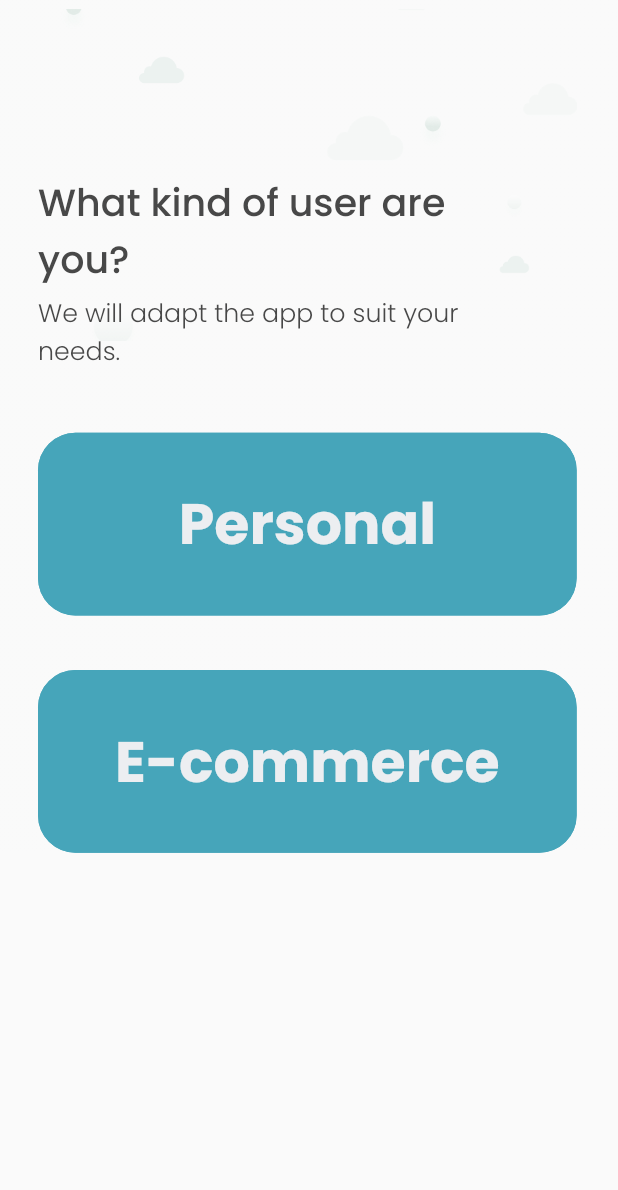
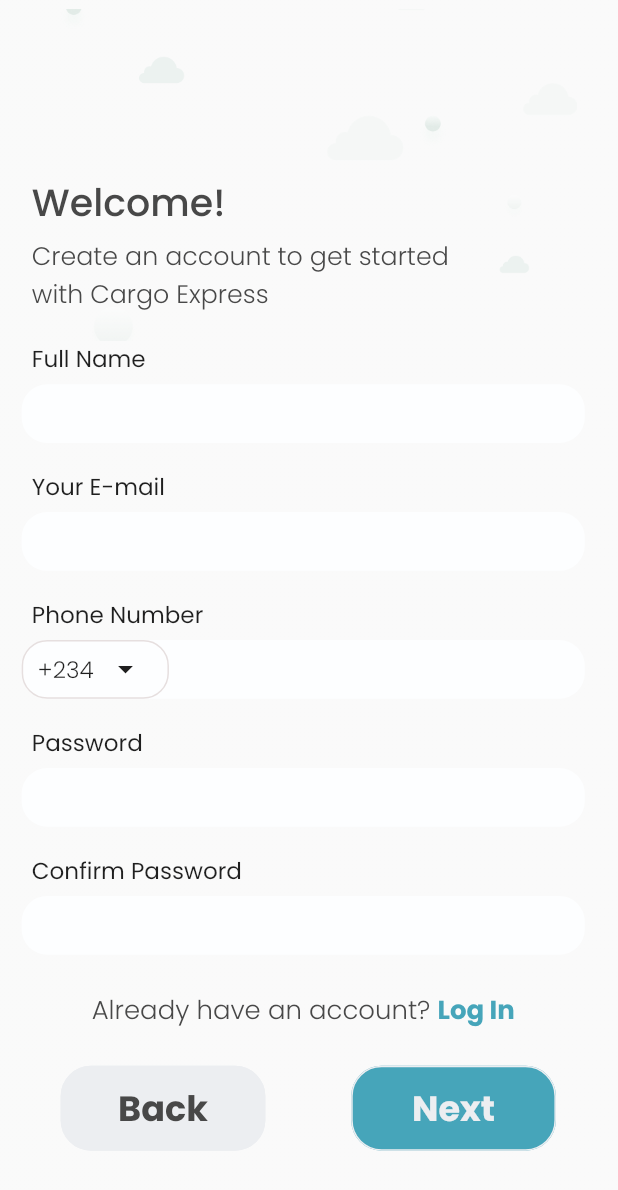
Before and after one commit to FUSION-FUSION/Mobile-Assessment-Flutter, a Flutter app: the screen it shows after launch, after a tap on "Personal", on a phone screen of 412 x 824 dp. Shown: the top 1190 px of the screen. Run offline on Flutter 3.47's test engine with Material 2 defaults, Android fonts, the light colour scheme and no system bars; our stand-ins replace country_code_picker.

Commit message:
built personal signup screen

```diff
--- a/lib/app/presentation/get_started_screen.dart
+++ b/lib/app/presentation/get_started_screen.dart
@@ -1,5 +1,6 @@
 import 'package:flutter/material.dart';
 import 'package:mobile_assessment_flutter/app/presentation/ecommerce_sign_up_screen.dart';
+import 'package:mobile_assessment_flutter/app/presentation/personal_sign_up_screen.dart';
 import 'package:mobile_assessment_flutter/core/constants.dart';
 import 'package:mobile_assessment_flutter/core/reuseables.dart';
 
@@ -32,7 +33,12 @@
             ),
             SizedBox(height: getProportionateScreenHeight(48.04)),
             BuildButton(
-              onPressed: () {},
+              onPressed: () {
+                Navigator.push(
+                    context,
+                    MaterialPageRoute(
+                        builder: (context) => PersonalSignUpScreen()));
+              },
               buttonText: 'Personal',
               containerHeight: 136.78,
               containerWidth: 373.03,
--- a/lib/app/presentation/personal_sign_up_screen.dart
+++ b/lib/app/presentation/personal_sign_up_screen.dart
@@ -0,0 +1,160 @@
+import 'package:country_code_picker/country_code_picker.dart';
+import 'package:flutter/gestures.dart';
+import 'package:flutter/material.dart';
+import 'package:mobile_assessment_flutter/core/constants.dart';
+import 'package:mobile_assessment_flutter/core/reuseables.dart';
+import 'package:mobile_assessment_flutter/core/screen_size_config.dart';
+
+class PersonalSignUpScreen extends StatefulWidget {
+  const PersonalSignUpScreen({Key? key}) : super(key: key);
+
+  @override
+  State<PersonalSignUpScreen> createState() => _PersonalSignUpScreenState();
+}
+
+class _PersonalSignUpScreenState extends State<PersonalSignUpScreen> {
+  @override
+  Widget build(BuildContext context) {
+    ScreenSizeConfig.init(context);
+    return buildRegistrationScreenBackground(
+        child: Padding(
+      padding: EdgeInsets.only(
+          left: getProportionateScreenWidth(15),
+          right: getProportionateScreenWidth(23),
+          bottom: getProportionateScreenHeight(88.54)),
+      child: Column(
+        crossAxisAlignment: CrossAxisAlignment.start,
+        children: [
+          Padding(
+            padding: EdgeInsets.only(left: getProportionateScreenWidth(7)),
+            child: buildRegistrationScreenHeader(
+              title: 'Welcome!',
+              subtitle: Text(
+                'Create an account to get started\nwith Cargo Express',
+                style: TextStyle(
+                    color: Palette.headerTextColor,
+                    fontSize: getProportionateScreenWidth(17.55),
+                    fontFamily: FontFamily.light,
+                    fontWeight: FontWeight.w300),
+              ),
+            ),
+          ),
+          SizedBox(height: getProportionateScreenHeight(22.44)),
+          BuildTextInputField(
+            text: 'Full Name',
+            keyboardType: TextInputType.text,
+          ),
+          SizedBox(height: getProportionateScreenHeight(20)),
+          BuildTextInputField(
+            text: 'Your E-mail',
+            keyboardType: TextInputType.emailAddress,
+          ),
+          SizedBox(height: getProportionateScreenHeight(20)),
+          BuildTextInputField(
+            text: 'Phone Number',
+            prefix: Container(
+                padding: EdgeInsets.only(left: getProportionateScreenWidth(10)),
+                height: getProportionateScreenHeight(44),
+                width: getProportionateScreenWidth(102),
+                decoration: BoxDecoration(
+                    borderRadius: BorderRadius.circular(17),
+                    border: Border.all(color: Color.fromARGB(255, 230, 223, 223))),
+                child: Row(
+                  children: [
+                    Text(
+                      '+234',
+                      style: TextStyle(
+                        fontSize: getProportionateScreenWidth(16),
+                        fontFamily: FontFamily.light,
+                        color: Palette.textColor,
+                        fontWeight: FontWeight.w300
+                      ),
+                    ),
+                    SizedBox(
+                      width: getProportionateScreenWidth(9.65),
+                    ),
+                    Icon(Icons.arrow_drop_down, color: Palette.textColor,)
+                  ],
+                )),
+            keyboardType: TextInputType.number,
+          ),
+          SizedBox(height: getProportionateScreenHeight(20)),
+          BuildTextInputField(
+            text: 'Password',
+            keyboardType: TextInputType.text,
+          ),
+          SizedBox(height: getProportionateScreenHeight(20)),
+          BuildTextInputField(
+            text: 'Confirm Password',
+            keyboardType: TextInputType.text,
+          ),
+          SizedBox(height: getProportionateScreenHeight(27)),
+          Align(
+            alignment: Alignment.center,
+            child: RichText(
+              text: TextSpan(
+                text: 'Already have an account? ',
+                style: TextStyle(
+                    fontSize: getProportionateScreenWidth(18),
+                    fontWeight: FontWeight.w300,
+                    color: Palette.headerTextColor,
+                    fontFamily: FontFamily.light),
+                children: [
+                  TextSpan(
+                    text: 'Log In',
+                    recognizer: TapGestureRecognizer()..onTap = () {},
+                    style: TextStyle(
+                        fontSize: getProportionateScreenWidth(18),
+                        fontWeight: FontWeight.w600,
+                        color: Palette.primaryColor,
+                        fontFamily: FontFamily.bold),
+                  ),
+                ],
+              ),
+            ),
+          ),
+          SizedBox(height: getProportionateScreenHeight(27)),
+          Padding(
+            padding: EdgeInsets.only(
+                left: getProportionateScreenWidth(27),
+                right: getProportionateScreenWidth(20)),
+            child: Row(
+              mainAxisAlignment: MainAxisAlignment.spaceBetween,
+              children: [
+                BuildButton(
+                  onPressed: () {
+                    Navigator.pop(context);
+                  },
+                  buttonText: 'Back',
+                  containerHeight: 63.64,
+                  containerWidth: 141.77,
+                  borderRadiusSize: 20.25,
+                  buttonTextSize: 24.3,
+                  buttonTextColor: Palette.headerTextColor,
+                  buttonColor: Palette.whiteColor,
+                  borderColor: Palette.whiteColor,
+                  buttonTextWeight: FontWeight.w500,
+                  buttonTextFamily: FontFamily.bold,
+                ),
+                BuildButton(
+                  onPressed: () {},
+                  buttonText: 'Next',
+                  containerHeight: 63.64,
+                  containerWidth: 141.77,
+                  borderRadiusSize: 20.25,
+                  buttonTextSize: 24.3,
+                  buttonTextColor: Palette.whiteColor,
+                  buttonColor: Palette.primaryColor,
+                  borderColor: Palette.whiteColor,
+                  buttonTextWeight: FontWeight.w500,
+                  buttonTextFamily: FontFamily.bold,
+                ),
+              ],
+            ),
+          )
+        ],
+      ),
+    ));
+    ;
+  }
+}
```
